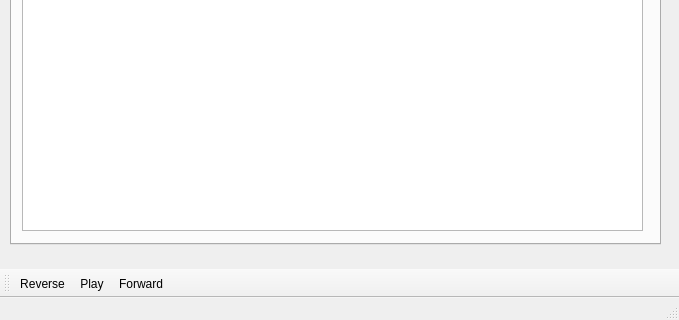
Old version of the form musicDatabase/mainwindow.ui in the repository cole1717/MusicDatabase; both pictures show x 0 to 679 and y 445 to 765 of the 679 by 765 pixel window.
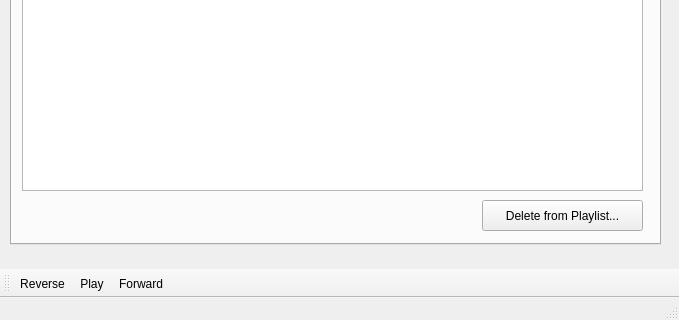
New version of the form. The open tabs and pages were chosen to show the change. Icons and pictures are not drawn.

Commit message: Added delete track functionality

```diff
--- a/musicDatabase/mainwindow.ui
+++ b/musicDatabase/mainwindow.ui
@@ -230,10 +230,23 @@
         <x>10</x>
         <y>270</y>
         <width>621</width>
-        <height>351</height>
+        <height>311</height>
        </rect>
       </property>
      </widget>
+     <widget class="QPushButton" name="deleteTrackButton">
+      <property name="geometry">
+       <rect>
+        <x>470</x>
+        <y>590</y>
+        <width>161</width>
+        <height>31</height>
+       </rect>
+      </property>
+      <property name="text">
+       <string>Delete from Playlist...</string>
+      </property>
+     </widget>
     </widget>
    </widget>
   </widget>
```
Left out of the diff: 2 changed lines with no effect on the pictures. The commit also changes 12 other files.
